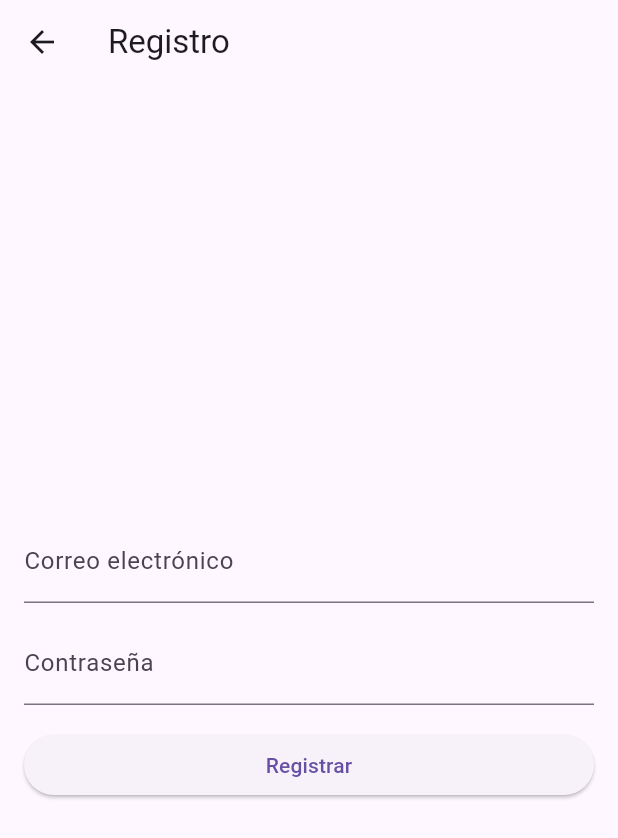
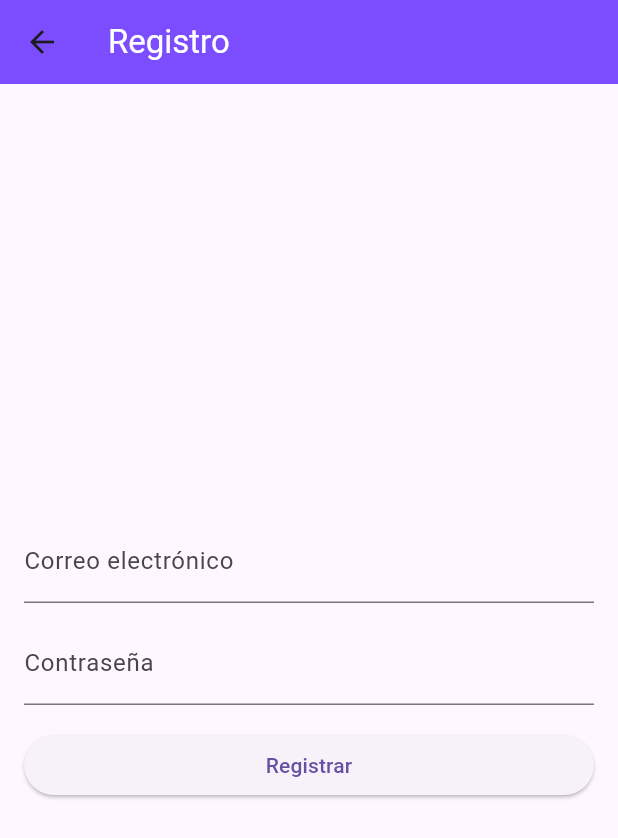
Before and after one commit to AmandaQuintana/Crud-Flutter, a Flutter app: the screen it shows after launch, after a tap on "Crear una cuenta nueva", on a phone screen of 412 x 824 dp. Shown: the top 838 px of the screen. Run offline on Flutter 3.47's test engine with Material 3 defaults, Android fonts, the phone set to English and light mode, and no system bars; our stand-ins replace cloud_firestore, firebase_auth, firebase_core; accounts and stored records are empty; network calls fail.

Commit message:
Estilos Css

```diff
--- a/lib/pages/add_user_page.dart
+++ b/lib/pages/add_user_page.dart
@@ -20,7 +20,7 @@ class _AddUserPageState extends State<AddUserPage> {
     return Scaffold(
       appBar: AppBar(
         title: Text(
-          'Add User Page',
+          'Agregar Usuario',
           style: TextStyle(
             color: Colors.white,
           ),
--- a/lib/pages/home_page.dart
+++ b/lib/pages/home_page.dart
@@ -15,7 +15,7 @@ class _HomeState extends State<Home> {
     return Scaffold(
       appBar: AppBar(
         title: const Text(
-          'Home Page',
+          'Inicio',
           style: TextStyle(
             color: Colors.white,
           ),
--- a/lib/pages/login_page.dart
+++ b/lib/pages/login_page.dart
@@ -23,7 +23,13 @@ class LoginPage extends StatelessWidget {
   Widget build(BuildContext context) {
     return Scaffold(
       appBar: AppBar(
-        title: const Text('Inicio de Sesión'),
+        title: const Text(
+          'Inicio de Sesión',
+          style: TextStyle(
+            color: Colors.white,
+          ),
+        ),
+        backgroundColor: Colors.deepPurpleAccent,
       ),
       body: Padding(
         padding: const EdgeInsets.all(16.0),
--- a/lib/pages/register_page.dart
+++ b/lib/pages/register_page.dart
@@ -24,7 +24,13 @@ class RegisterPage extends StatelessWidget {
   Widget build(BuildContext context) {
     return Scaffold(
       appBar: AppBar(
-        title: Text('Registro'),
+        title: const Text(
+          'Registro',
+          style: TextStyle(
+            color: Colors.white,
+          ),
+        ),
+        backgroundColor: Colors.deepPurpleAccent,
       ),
       body: Padding(
         padding: EdgeInsets.all(16.0),
--- a/lib/pages/update_user_page.dart
+++ b/lib/pages/update_user_page.dart
@@ -33,7 +33,7 @@ class _UpdateUserPageState extends State<UpdateUserPage> {
     return Scaffold(
       appBar: AppBar(
       title: const Text(
-        'Update User Page',
+        'Actualizar Usuario',
         style: TextStyle(
           color: Colors.white,
         ),
```
